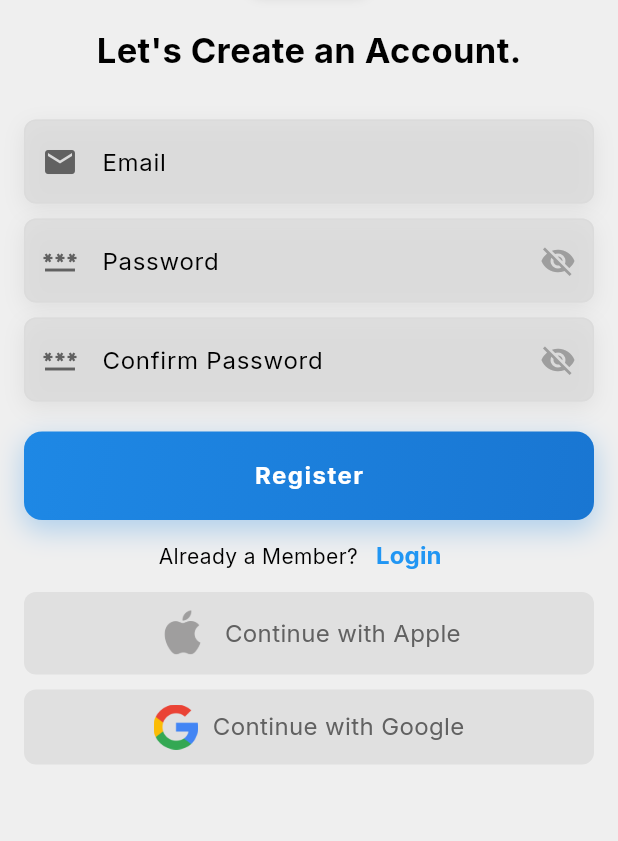
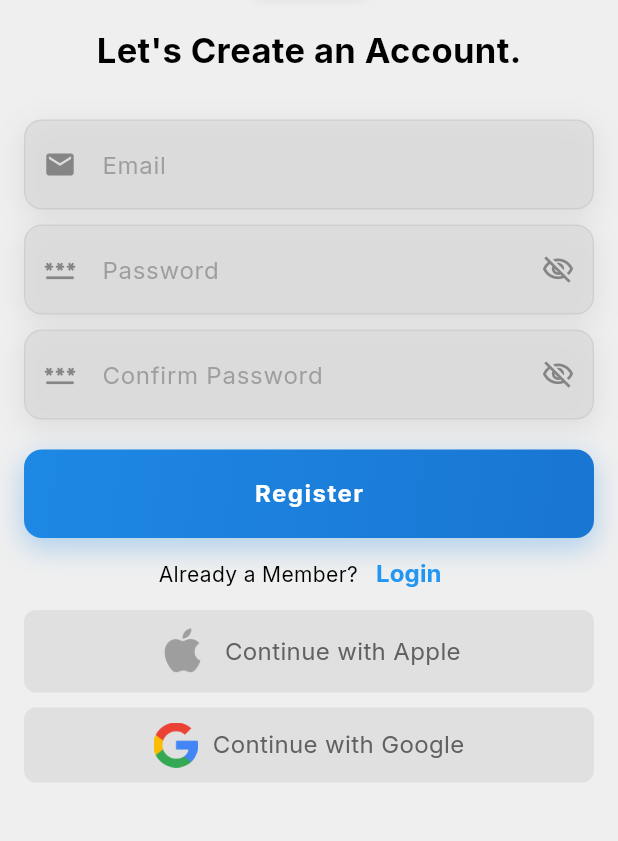
Before and after one commit to RensithUdara/Home-Care-Mobile-App, a Flutter app: the screen it shows after launch, after a tap on "Sign Up", on a phone screen of 412 x 824 dp, the part 233-1074 px from its top. Run offline on Flutter 3.47's test engine with Material 3 defaults, Android fonts, the phone set to English and light mode, and no system bars; our stand-ins replace cloud_firestore, firebase_auth, firebase_core, google_fonts; accounts and stored records are empty; network calls fail.

Commit message:
Refactor TextInputField widget for improved styling and functionality; enhance decoration, update hint text style, and improve password visibility toggle with updated icons.

```diff
--- a/lib/components/text_input_field.dart
+++ b/lib/components/text_input_field.dart
@@ -35,49 +35,84 @@ class _TextInputFieldState extends State<TextInputField> {
       decoration: BoxDecoration(
         boxShadow: [
           BoxShadow(
-            color: Colors.black.withOpacity(0.07),
-            blurRadius: 12,
-            offset: const Offset(0, 4),
+            color: Colors.black.withOpacity(0.08),
+            blurRadius: 15,
+            offset: const Offset(0, 5),
+            spreadRadius: 1,
           ),
         ],
-        borderRadius: BorderRadius.circular(8),
+        borderRadius: BorderRadius.circular(12),
       ),
       child: TextField(
         keyboardType: widget.keyboardType,
         obscureText: _obscureText,
         controller: widget.controller,
         decoration: InputDecoration(
-          hintStyle: const TextStyle(fontWeight: FontWeight.w400),
-          hintText: (widget.labelText),
+          hintStyle: TextStyle(
+            fontWeight: FontWeight.w400,
+            color: Theme.of(context).colorScheme.inversePrimary.withOpacity(0.5),
+          ),
+          hintText: widget.labelText,
           prefixIcon: Icon(
             widget.icon,
-            color: const Color.fromARGB(255, 97, 97, 97),
+            color: Theme.of(context).colorScheme.inversePrimary.withOpacity(0.7),
+            size: 22,
           ),
           filled: true,
           fillColor: Theme.of(context).colorScheme.tertiary,
+          contentPadding: const EdgeInsets.symmetric(
+            horizontal: 16,
+            vertical: 18,
+          ),
           enabledBorder: OutlineInputBorder(
-            borderRadius: BorderRadius.circular(8),
-            borderSide:
-                BorderSide(color: Theme.of(context).colorScheme.tertiary),
+            borderRadius: BorderRadius.circular(12),
+            borderSide: BorderSide(
+              color: Theme.of(context).colorScheme.inversePrimary.withOpacity(0.1),
+              width: 1,
+            ),
           ),
           focusedBorder: OutlineInputBorder(
-            borderRadius: BorderRadius.circular(8),
-            borderSide: const BorderSide(color: Colors.green),
+            borderRadius: BorderRadius.circular(12),
+            borderSide: BorderSide(
+              color: Colors.blue.shade400,
+              width: 2,
+            ),
           ),
-          // Add eye icon for password fields
+          errorBorder: OutlineInputBorder(
+            borderRadius: BorderRadius.circular(12),
+            borderSide: const BorderSide(
+              color: Colors.red,
+              width: 2,
+            ),
+          ),
+          focusedErrorBorder: OutlineInputBorder(
+            borderRadius: BorderRadius.circular(12),
+            borderSide: const BorderSide(
+              color: Colors.red,
+              width: 2,
+            ),
+          ),
+          // Enhanced eye icon for password fields
           suffixIcon: widget.obscureText
               ? IconButton(
                   icon: Icon(
-                    _obscureText ? Icons.visibility_off : Icons.visibility,
-                    color: Colors.grey,
+                    _obscureText ? Icons.visibility_off_outlined : Icons.visibility_outlined,
+                    color: Theme.of(context).colorScheme.inversePrimary.withOpacity(0.7),
+                    size: 22,
                   ),
                   onPressed: () {
                     setState(() {
                       _obscureText = !_obscureText;
                     });
                   },
+                  splashRadius: 20,
                 )
               : null,
+        ),
+        style: TextStyle(
+          fontSize: 16,
+          fontWeight: FontWeight.w500,
+          color: Theme.of(context).colorScheme.inversePrimary,
         ),
       ),
     );
```
